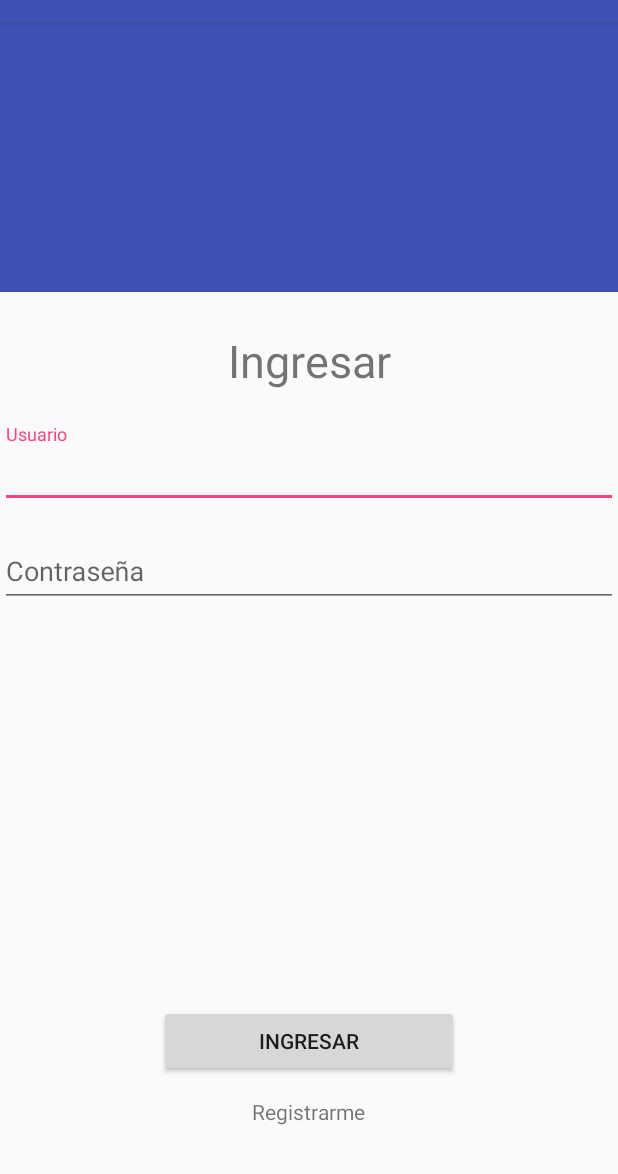
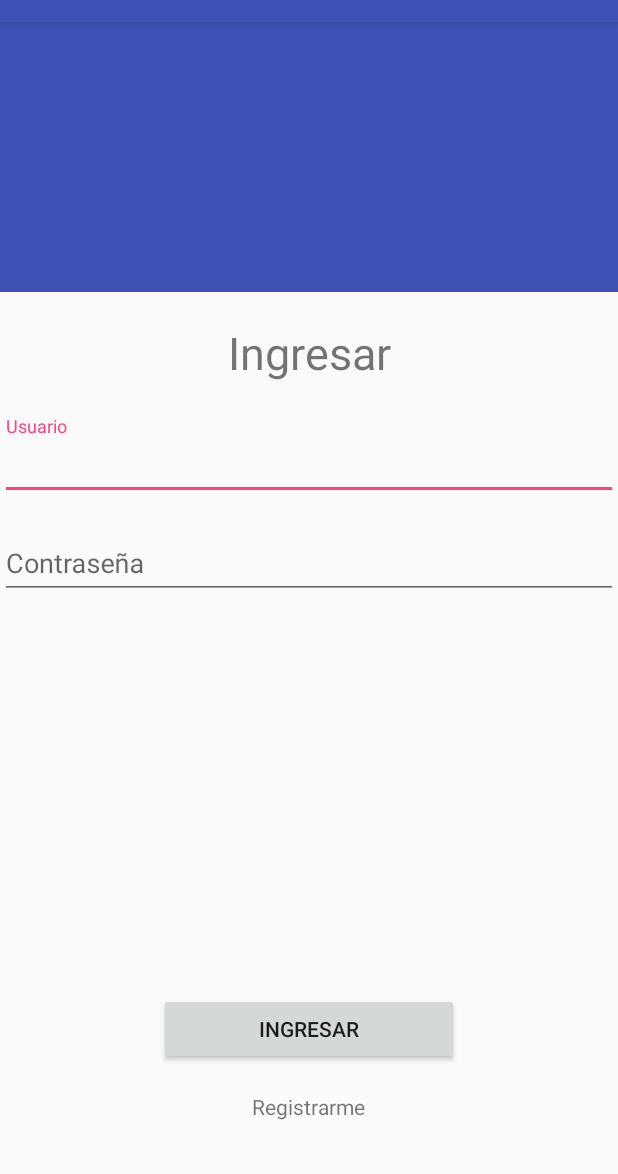
Before and after one commit to FelipeCastanho/DeliveryTracing, an Android app: the LoginActivity screen opened directly, with no data from a screen before it, on a phone screen of 412 x 824 dp, the part 62-1236 px from its top. Run offline under Robolectric (Android 15) with nearby library versions, the phone set to English and light mode, and no system bars.

Commit message:
Se veran bien ahora las vistas?

```diff
--- a/app/src/main/java/com/example/yoyo/deliverytracing/RegistroActivity.java
+++ b/app/src/main/java/com/example/yoyo/deliverytracing/RegistroActivity.java
@@ -26,4 +26,6 @@ public class RegistroActivity extends AppCompatActivity {
             }
         });
     }
+
+
 }
--- a/app/src/main/res/layout/activity_login.xml
+++ b/app/src/main/res/layout/activity_login.xml
@@ -4,8 +4,7 @@
     xmlns:tools="http://schemas.android.com/tools"
     android:layout_width="match_parent"
     android:layout_height="match_parent"
-    tools:context="com.example.yoyo.deliverytracing.LoginActivity"
-    >
+    tools:context="com.example.yoyo.deliverytracing.LoginActivity">
 
     <ImageView
         android:id="@+id/loginImg"
@@ -17,10 +16,10 @@
         android:id="@+id/ingresarText"
         android:layout_width="match_parent"
         android:layout_height="wrap_content"
-        android:layout_marginTop="25dp"
         android:text="@string/ingresar"
         android:textAlignment="center"
         android:textSize="30sp"
+        android:layout_marginTop="20dp"
         android:layout_below="@+id/loginImg"
         android:layout_alignParentLeft="true"
         android:layout_alignParentStart="true" />
@@ -63,17 +62,17 @@
         android:id="@+id/ingresarBoton"
         android:layout_width="200dp"
         android:layout_height="wrap_content"
+        android:layout_above="@+id/registrarmeText"
+        android:layout_centerHorizontal="true"
         android:layout_gravity="center"
-        android:layout_marginBottom="13dp"
-        android:text="@string/ingresar"
-        android:layout_above="@+id/registrarmeText"
-        android:layout_centerHorizontal="true" />
+        android:layout_marginBottom="18dp"
+        android:text="@string/ingresar" />
 
     <TextView
         android:id="@+id/registrarmeText"
         android:layout_width="wrap_content"
         android:layout_height="wrap_content"
-        android:layout_marginBottom="32dp"
+        android:layout_marginBottom="35dp"
         android:text="@string/registrarme"
         android:textAlignment="center"
         android:layout_alignParentBottom="true"
```
Also changed, not shown: app/src/main/res/layout/activity_main.xml (+20 -26 lines), app/src/main/res/layout/activity_registro.xml (+13 -13 lines), app/src/main/res/mipmap-hdpi/imagen1.png (added), app/src/main/res/mipmap-hdpi/imagen3.png (added), app/src/main/res/mipmap-mdpi/imagen1.png (added), app/src/main/res/mipmap-mdpi/imagen3.png (added), app/src/main/res/mipmap-xhdpi/imagen1.png (added), app/src/main/res/mipmap-xhdpi/imagen3.png (added), app/src/main/res/mipmap-xxhdpi/imagen1.png (added), app/src/main/res/mipmap-xxhdpi/imagen3.png (added), app/src/main/res/mipmap-xxxhdpi/imagen1.png (added), app/src/main/res/mipmap-xxxhdpi/imagen3.png (added).
